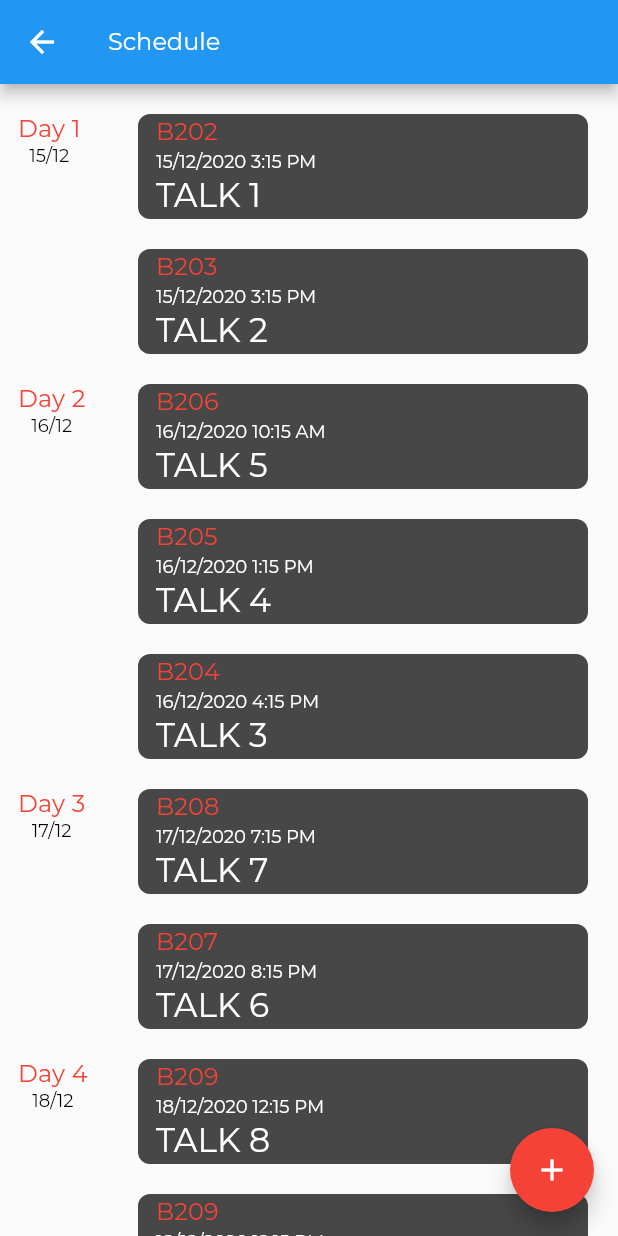
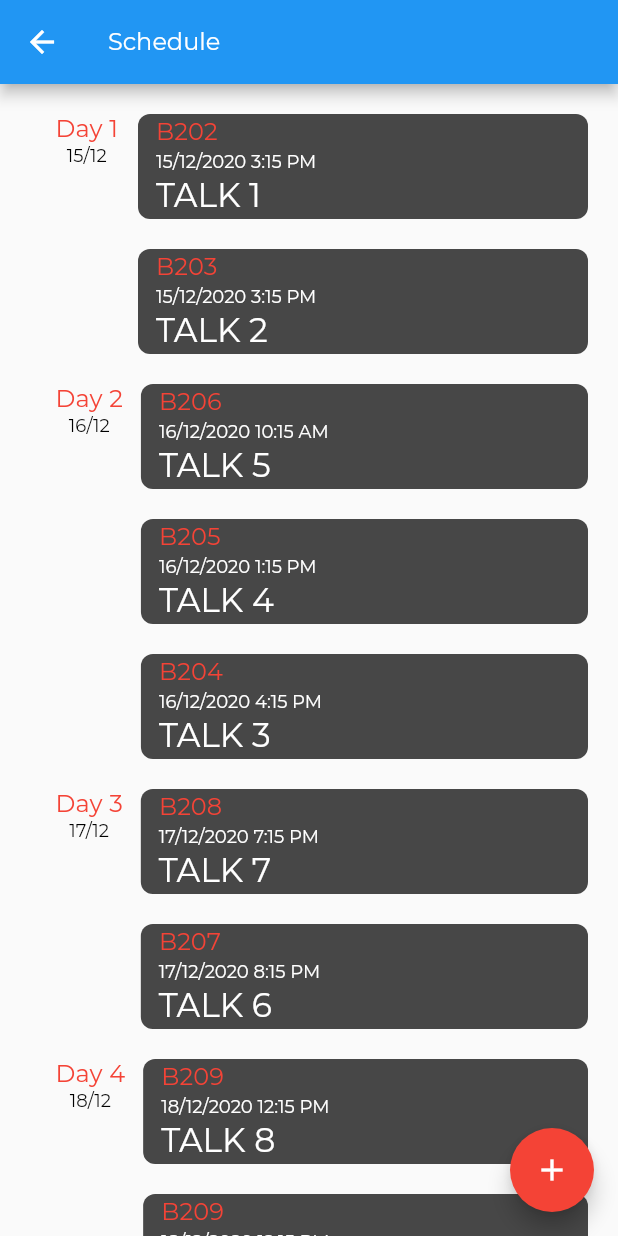
Before and after one commit to FEUP-ESOF-2020-21/open-cx-t4g1-grupo-1, a Flutter app: the TalksSchedule screen opened by its route, on a phone screen of 412 x 824 dp. Run offline on Flutter 3.47's test engine with Material 2 defaults, Android fonts, the light colour scheme and no system bars; our stand-ins replace toast.

Commit message:
simple corrections

```diff
--- a/adov_flutter/lib/screens/home_screen/next_talk.dart
+++ b/adov_flutter/lib/screens/home_screen/next_talk.dart
@@ -4,9 +4,6 @@ import 'package:intl/intl.dart';
 
 import '../../app.dart';
 import '../../models/talk.dart';
-import '../../style.dart';
-import '../../style.dart';
-import '../../style.dart';
 import '../../style.dart';
 
 class NextTalk extends StatelessWidget {
--- a/adov_flutter/lib/screens/talks_schedule/talks_schedule.dart
+++ b/adov_flutter/lib/screens/talks_schedule/talks_schedule.dart
@@ -50,24 +50,21 @@ class TalksSchedule extends StatelessWidget {
               borderRadius: BorderRadius.circular(8),
             ),
             width: 300,
-            child: Stack(
-              children: [
-                // ImageBanner(assetPath: talk.imagePath, height: 245.0),
-                TalkContainer(talk: talk, darkTheme: true),
-              ],
-            ),
-          )),
+            child: TalkContainer(talk: talk, darkTheme: true),
+          )
+      ),
     );
   }
 
   Widget _dayWidget(BuildContext context, int day, List<Talk> talks) {
     return
       Row(
-        mainAxisSize: MainAxisSize.min,
+        mainAxisSize: MainAxisSize.max,
         crossAxisAlignment: CrossAxisAlignment.start,
+        mainAxisAlignment: MainAxisAlignment.spaceEvenly,
         children: [
-          Align(
-            alignment: Alignment.topCenter,
+          Padding(
+            padding: EdgeInsets.only(left: 25),
             child: TalkDay(talks[0], day, false),
           ),
           Expanded(
```
Also changed, not shown: adov_flutter/lib/screens/home_screen/home_screen.dart (+2 -7 lines).
